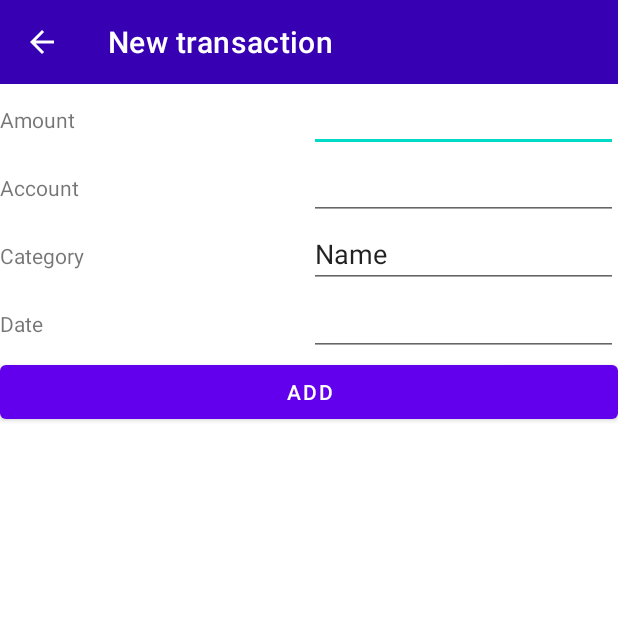
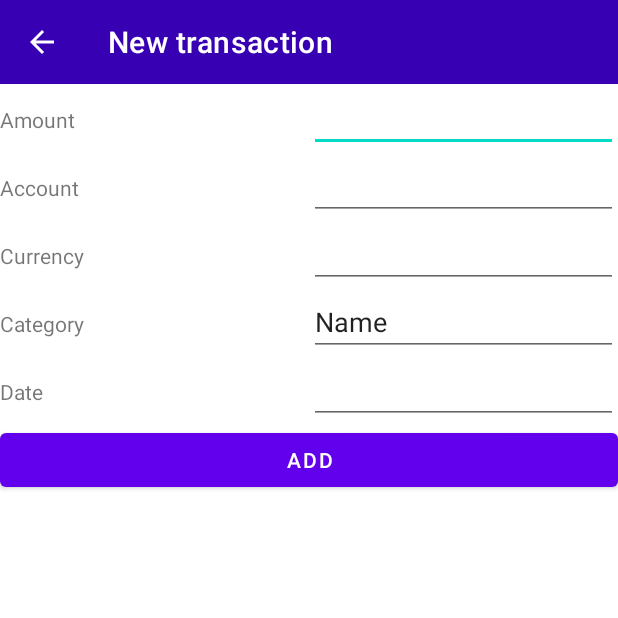
Before and after one commit to Nikzzzn/CostAccountingApp, an Android app: the AddTransactionActivity screen opened directly, with no data from a screen before it, on a phone screen of 412 x 824 dp, the top half of it. Run offline under Robolectric (Android 15) with nearby library versions, the phone set to English and light mode, and no system bars; our stand-ins replace Room's generated code; network calls fail.

```diff
--- a/app/src/main/java/com/example/costaccounting/adapters/AccountsAdapter.kt
+++ b/app/src/main/java/com/example/costaccounting/adapters/AccountsAdapter.kt
@@ -7,6 +7,8 @@ import android.widget.TextView
 import androidx.recyclerview.widget.RecyclerView
 import com.example.costaccounting.R
 import com.example.costaccounting.data.Account
+import java.math.BigDecimal
+import java.math.RoundingMode
 
 class AccountsAdapter: RecyclerView.Adapter<AccountsAdapter.AccountViewHolder>() {
 
@@ -21,7 +23,7 @@ class AccountsAdapter: RecyclerView.Adapter<AccountsAdapter.AccountViewHolder>()
 
     override fun onBindViewHolder(holder: AccountViewHolder, position: Int) {
         holder.itemView.findViewById<TextView>(R.id.textViewAccountName).text = accountsList[position].name
-        val amount = accountsList[position].amount.toString()
+        val amount = BigDecimal(accountsList[position].amount).setScale(2, RoundingMode.HALF_EVEN)
         val currency = accountsList[position].currency
         holder.itemView.findViewById<TextView>(R.id.textViewAccountAmount).text = "$amount $currency"
     }
--- a/app/src/main/java/com/example/costaccounting/data/AppDatabase.kt
+++ b/app/src/main/java/com/example/costaccounting/data/AppDatabase.kt
@@ -27,7 +27,7 @@ abstract class AppDatabase: RoomDatabase(){
                     context.applicationContext,
                     AppDatabase::class.java,
                     "app_database"
-                ).createFromAsset("Database/app_database").build() //.createFromAsset("Database/app_database")
+                ).allowMainThreadQueries().createFromAsset("Database/app_database").build() //.createFromAsset("Database/app_database")
                 INSTANCE = instance
                 return instance
             }
--- a/app/src/main/java/com/example/costaccounting/data/Dao.kt
+++ b/app/src/main/java/com/example/costaccounting/data/Dao.kt
@@ -1,10 +1,8 @@
 package com.example.costaccounting.data
 
 import androidx.lifecycle.LiveData
+import androidx.room.*
 import androidx.room.Dao
-import androidx.room.Insert
-import androidx.room.OnConflictStrategy
-import androidx.room.Query
 
 @Dao
 interface Dao {
@@ -30,6 +28,9 @@ interface Dao {
 
     @Insert(onConflict = OnConflictStrategy.REPLACE)
     suspend fun addAccount(account: Account)
+
+    @Update
+    suspend fun updateAccount(account: Account)
 
     @Query("SELECT * FROM accounts_table ORDER BY id ASC")
     fun getAllAccounts(): LiveData<List<Account>>
--- a/app/src/main/java/com/example/costaccounting/data/DataViewModel.kt
+++ b/app/src/main/java/com/example/costaccounting/data/DataViewModel.kt
@@ -39,6 +39,12 @@ class DataViewModel(application: Application): AndroidViewModel(application) {
         }
     }
 
+    fun updateAccount(account: Account){
+        viewModelScope.launch(Dispatchers.IO){
+            repository.updateAccount(account)
+        }
+    }
+
     fun addUSDExchangeRate(usdExchangeRate: USDExchangeRate){
         viewModelScope.launch(Dispatchers.IO) {
             repository.addUSDExchangeRate(usdExchangeRate)
--- a/app/src/main/java/com/example/costaccounting/data/Repository.kt
+++ b/app/src/main/java/com/example/costaccounting/data/Repository.kt
@@ -18,6 +18,10 @@ class Repository(private val dao: Dao) {
         dao.addAccount(account)
     }
 
+    suspend fun updateAccount(account: Account){
+        dao.updateAccount(account)
+    }
+
     suspend fun addUSDExchangeRate(usdExchangeRate: USDExchangeRate){
         dao.addUSDExchangeRate(usdExchangeRate)
     }
--- a/app/src/main/res/layout/activity_add_transaction.xml
+++ b/app/src/main/res/layout/activity_add_transaction.xml
@@ -80,6 +80,30 @@
             android:orientation="horizontal">
 
             <TextView
+                android:layout_width="0dp"
+                android:layout_height="wrap_content"
+                android:layout_weight="1"
+                android:text="Currency" />
+
+            <EditText
+                android:id="@+id/editTextTransactionCurrency"
+                android:layout_width="0dp"
+                android:layout_height="wrap_content"
+                android:layout_weight="1"
+                android:ems="10"
+                android:inputType="textPersonName"
+                android:clickable="false"
+                android:cursorVisible="false"
+                android:focusable="false"
+                android:focusableInTouchMode="false" />
+        </LinearLayout>
+
+        <LinearLayout
+            android:layout_width="match_parent"
+            android:layout_height="wrap_content"
+            android:orientation="horizontal">
+
+            <TextView
                 android:id="@+id/textView3"
                 android:layout_width="0dp"
                 android:layout_height="wrap_content"
```
Also changed, not shown: app/src/main/java/com/example/costaccounting/Currency.kt (deleted, +0 -49 lines), app/src/main/java/com/example/costaccounting/activities/AddTransactionActivity.kt (+32 -6 lines), app/src/main/java/com/example/costaccounting/activities/ChooseCurrencyActivity.kt (+40 -1 lines), app/src/main/java/com/example/costaccounting/adapters/CurrencyAdapter.kt (+60 -12 lines), app/src/main/java/com/example/costaccounting/data/Transaction.kt (+6 -2 lines), app/src/main/res/menu/choose_currency_menu.xml (added, +13 -0 lines), 1 other file.
